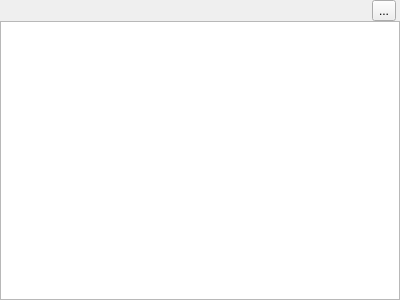
djeada/Lightpad, file App/ui/panels/terminal.ui: the form before one commit.
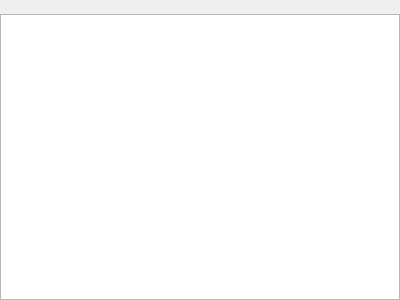
The form after the commit.

```diff
--- a/App/ui/panels/terminal.ui
+++ b/App/ui/panels/terminal.ui
@@ -50,22 +50,6 @@
        </property>
       </widget>
      </item>
-     <item>
-      <widget class="QToolButton" name="closeButton">
-       <property name="text">
-        <string>...</string>
-       </property>
-       <property name="checkable">
-        <bool>true</bool>
-       </property>
-       <property name="autoRepeat">
-        <bool>false</bool>
-       </property>
-       <property name="autoExclusive">
-        <bool>true</bool>
-       </property>
-      </widget>
-     </item>
     </layout>
    </item>
    <item>
```
